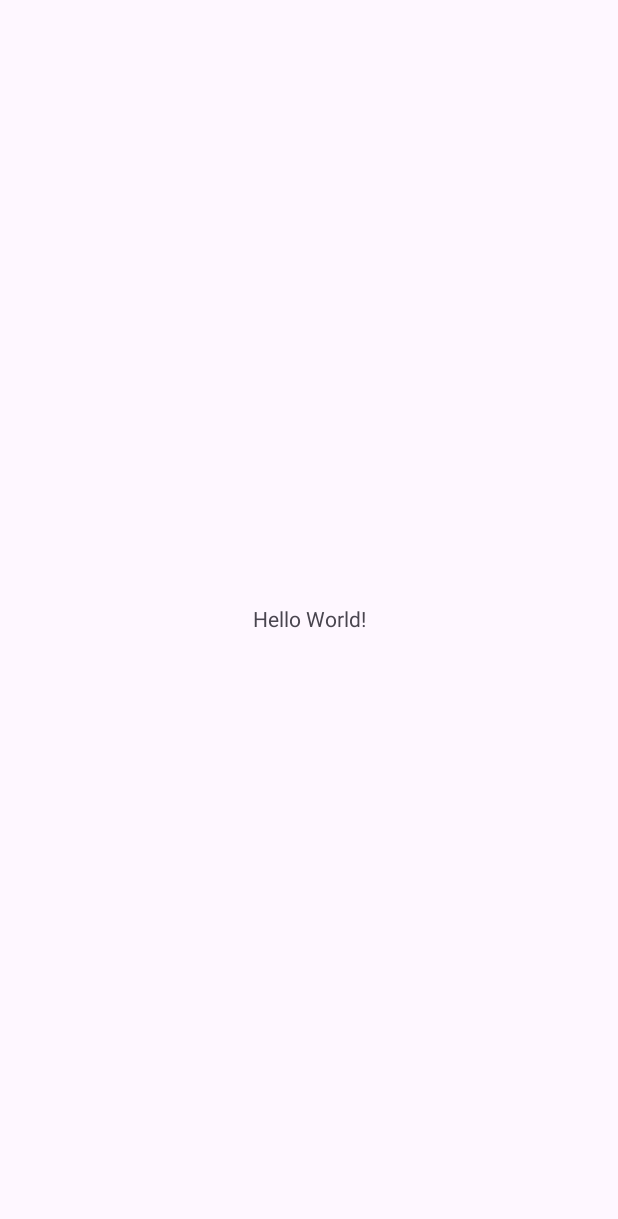
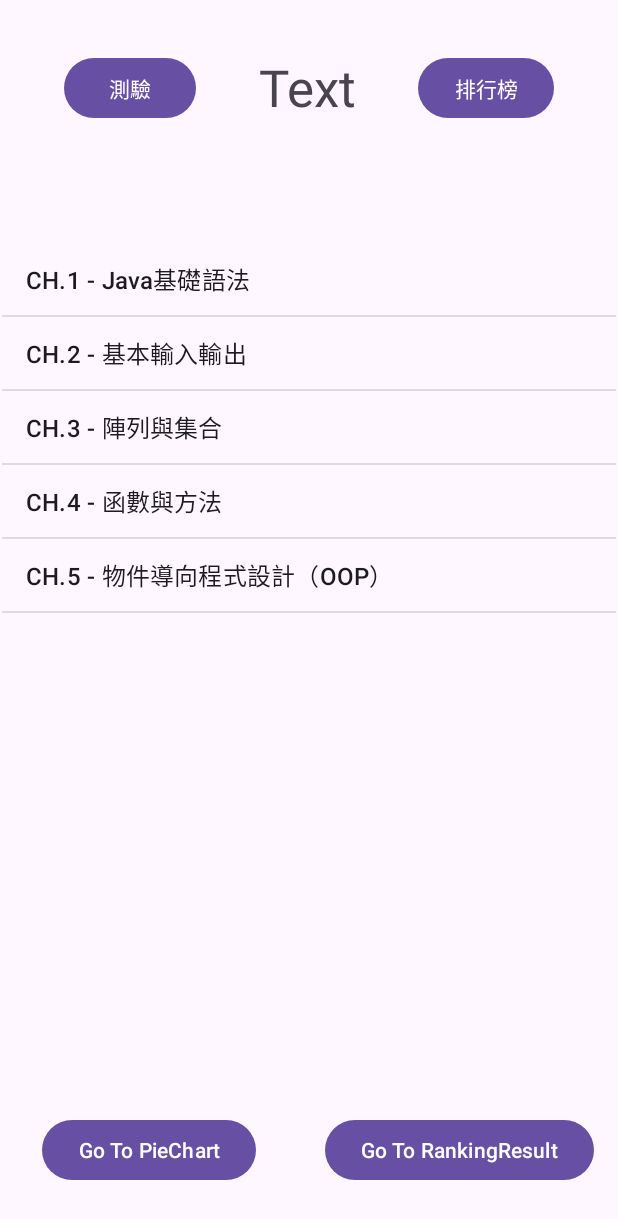
Before and after one commit to Daichus/AppProject, an Android app: the screen it shows after launch (MainActivity), on a phone screen of 412 x 824 dp. Before the commit the part shown is almost empty. Shown: the top 1219 px of the screen. Run offline under Robolectric (Android 15) with nearby library versions, the phone set to English and light mode, and no system bars.

Commit message:
圓餅圖、排行榜畫面

```diff
--- a/CodeLearning/app/build.gradle.kts
+++ b/CodeLearning/app/build.gradle.kts
@@ -40,4 +40,6 @@ dependencies {
     testImplementation(libs.junit)
     androidTestImplementation(libs.ext.junit)
     androidTestImplementation(libs.espresso.core)
+
+    implementation("com.github.PhilJay:MPAndroidChart:v3.1.0") //影片新增 implementation
 }
--- a/CodeLearning/app/src/main/AndroidManifest.xml
+++ b/CodeLearning/app/src/main/AndroidManifest.xml
@@ -13,6 +13,12 @@
         android:theme="@style/Theme.CodeLearning"
         tools:targetApi="31">
         <activity
+            android:name=".RankingResult"
+            android:exported="false" />
+        <activity
+            android:name=".PieChartActivity"
+            android:exported="false" />
+        <activity
             android:name=".MainActivity"
             android:exported="true">
             <intent-filter>
--- /dev/null
+++ b/CodeLearning/app/src/main/assets/units.csv
@@ -0,0 +1,5 @@
+1,Java基礎語法
+2,基本輸入輸出
+3,陣列與集合
+4,函數與方法
+5,物件導向程式設計（OOP）
--- a/CodeLearning/app/src/main/java/com/example/codelearning/MainActivity.java
+++ b/CodeLearning/app/src/main/java/com/example/codelearning/MainActivity.java
@@ -1,6 +1,11 @@
 package com.example.codelearning;
 
+import android.content.Intent;
 import android.os.Bundle;
+import android.view.View;
+import android.widget.ArrayAdapter;
+import android.widget.ListView;
+import android.widget.TextView;
 
 import androidx.activity.EdgeToEdge;
 import androidx.appcompat.app.AppCompatActivity;
@@ -8,7 +13,17 @@ import androidx.core.graphics.Insets;
 import androidx.core.view.ViewCompat;
 import androidx.core.view.WindowInsetsCompat;
 
+import java.io.BufferedReader;
+import java.io.IOException;
+import java.io.InputStream;
+import java.io.InputStreamReader;
+import java.util.ArrayList;
+
 public class MainActivity extends AppCompatActivity {
+
+    private ListView listView;
+    private ArrayList<String> items;
+    private TextView tvTitle;
 
     @Override
     protected void onCreate(Bundle savedInstanceState) {
@@ -20,5 +35,63 @@ public class MainActivity extends AppCompatActivity {
             v.setPadding(systemBars.left, systemBars.top, systemBars.right, systemBars.bottom);
             return insets;
         });
+
+        listView = findViewById(R.id.listView);
+        tvTitle = findViewById(R.id.tv_title);
+        items = new ArrayList<>();
+
+        // 讀取CSV檔案並顯示在ListView
+        readCSVAndDisplay();
     }
+
+    private void readCSVAndDisplay() {
+        try {
+            // 開啟CSV檔案
+            InputStream inputStream = getAssets().open("units.csv");
+            BufferedReader reader = new BufferedReader(new InputStreamReader(inputStream));
+            String line;
+            // 讀取每一行資料
+            while ((line = reader.readLine()) != null) {
+                String[] tokens = line.split(",");
+                if (tokens.length > 1) {
+                    // 將Title和Description合併後加入items列表中
+                    items.add("CH." + tokens[0] + " - " + tokens[1]);
+                }
+            }
+            reader.close();
+        } catch (IOException e) {
+            e.printStackTrace();
+        }
+
+        // 將資料顯示在ListView中
+        ArrayAdapter<String> adapter = new ArrayAdapter<>(this, android.R.layout.simple_list_item_1, items);
+        listView.setAdapter(adapter);
+    }
+
+    // 點擊測驗按鈕時的處理
+    public void goToTesting(View view) {
+        tvTitle.setText("測驗"); // 修改TextView的文本為"測驗"
+//        Intent intent = new Intent(this, TestingActivity.class); // 假設有一個TestingActivity
+//        startActivity(intent);
+    }
+
+    // 點擊排行榜按鈕時的處理
+    public void goToRanking(View view) {
+        tvTitle.setText("排行榜"); // 修改TextView的文本為"排行榜"
+//        Intent intent = new Intent(this, RankingActivity.class); // 假設有一個RankingActivity
+//        startActivity(intent);
+    }
+
+    //點擊goToPieChart_Button去往圓餅圖畫面
+    public void goToPieChart(View view) {
+        Intent intent = new Intent(this, PieChartActivity.class);
+        startActivity(intent);
+    }
+
+    //點擊goToRankingResult_Button去往排行榜畫面
+    public void goToRankingResult(View view) {
+        Intent intent = new Intent(this, RankingResult.class);
+        startActivity(intent);
+    }
+
 }
--- a/CodeLearning/app/src/main/res/layout/activity_main.xml
+++ b/CodeLearning/app/src/main/res/layout/activity_main.xml
@@ -7,13 +7,80 @@
     android:layout_height="match_parent"
     tools:context=".MainActivity">
 
-    <TextView
+    <Button
+        android:id="@+id/btn_gotopie"
         android:layout_width="wrap_content"
         android:layout_height="wrap_content"
-        android:text="Hello World!"
+        android:onClick="goToPieChart"
+        android:text="Go To PieChart"
+        app:layout_constraintBottom_toBottomOf="parent"
+        app:layout_constraintEnd_toEndOf="parent"
+        app:layout_constraintHorizontal_bias="0.105"
+        app:layout_constraintStart_toStartOf="parent"
+        app:layout_constraintTop_toTopOf="parent"
+        app:layout_constraintVertical_bias="0.957" />
+
+    <Button
+        android:id="@+id/btn_testing"
+        android:layout_width="wrap_content"
+        android:layout_height="wrap_content"
+        android:onClick="goToTesting"
+        android:text="測驗"
+        app:layout_constraintBottom_toBottomOf="parent"
+        app:layout_constraintEnd_toEndOf="parent"
+        app:layout_constraintHorizontal_bias="0.131"
+        app:layout_constraintStart_toStartOf="parent"
+        app:layout_constraintTop_toTopOf="parent"
+        app:layout_constraintVertical_bias="0.045" />
+
+    <Button
+        android:id="@+id/btn_ranking"
+        android:layout_width="wrap_content"
+        android:layout_height="wrap_content"
+        android:onClick="goToRanking"
+        android:text="排行榜"
+        app:layout_constraintBottom_toBottomOf="parent"
+        app:layout_constraintEnd_toEndOf="parent"
+        app:layout_constraintHorizontal_bias="0.868"
+        app:layout_constraintStart_toStartOf="parent"
+        app:layout_constraintTop_toTopOf="parent"
+        app:layout_constraintVertical_bias="0.045" />
+
+    <Button
+        android:id="@+id/button"
+        android:layout_width="wrap_content"
+        android:layout_height="wrap_content"
+        android:onClick="goToRankingResult"
+        android:text="Go To RankingResult"
+        app:layout_constraintBottom_toBottomOf="parent"
+        app:layout_constraintEnd_toEndOf="parent"
+        app:layout_constraintHorizontal_bias="0.93"
+        app:layout_constraintStart_toStartOf="parent"
+        app:layout_constraintTop_toTopOf="parent"
+        app:layout_constraintVertical_bias="0.957" />
+
+    <TextView
+        android:id="@+id/tv_title"
+        android:layout_width="wrap_content"
+        android:layout_height="wrap_content"
+        android:text="Text"
+        android:textSize="34sp"
+        app:layout_constraintBottom_toBottomOf="parent"
+        app:layout_constraintEnd_toEndOf="parent"
+        app:layout_constraintHorizontal_bias="0.498"
+        app:layout_constraintStart_toStartOf="parent"
+        app:layout_constraintTop_toTopOf="parent"
+        app:layout_constraintVertical_bias="0.045" />
+
+    <ListView
+        android:id="@+id/listView"
+        android:layout_width="409dp"
+        android:layout_height="500dp"
         app:layout_constraintBottom_toBottomOf="parent"
         app:layout_constraintEnd_toEndOf="parent"
         app:layout_constraintStart_toStartOf="parent"
-        app:layout_constraintTop_toTopOf="parent" />
+        app:layout_constraintTop_toTopOf="parent">
+
+    </ListView>
 
 </androidx.constraintlayout.widget.ConstraintLayout>
```
Also changed, not shown: CodeLearning/app/src/main/java/com/example/codelearning/PieChartActivity.java (added, +53 -0 lines), CodeLearning/app/src/main/java/com/example/codelearning/RankingResult.java (added, +64 -0 lines), CodeLearning/app/src/main/res/layout/activity_piechart.xml (added, +29 -0 lines), CodeLearning/app/src/main/res/layout/activity_ranking_result.xml (added, +201 -0 lines), CodeLearning/settings.gradle.kts (+7 -2 lines).
